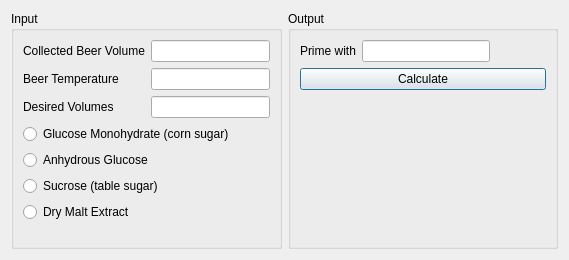
Above: ui/primingDialog.ui from Brewken/brewken before the change. Below: the same form after it.
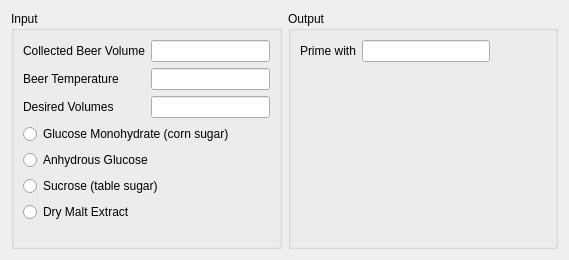
That is the form after the change. Custom widgets are drawn as their Qt base class.

```diff
--- a/ui/primingDialog.ui
+++ b/ui/primingDialog.ui
@@ -203,22 +203,6 @@
         </item>
        </layout>
       </item>
-      <item>
-       <widget class="QPushButton" name="pushButton_calculate">
-        <property name="toolTip">
-         <string>Calculate</string>
-        </property>
-        <property name="text">
-         <string>Calculate</string>
-        </property>
-        <property name="autoDefault">
-         <bool>false</bool>
-        </property>
-        <property name="default">
-         <bool>true</bool>
-        </property>
-       </widget>
-      </item>
       <item>
        <spacer name="verticalSpacer_2">
         <property name="orientation">
```
Left out of the diff: 1 changed line with no effect on the pictures.
